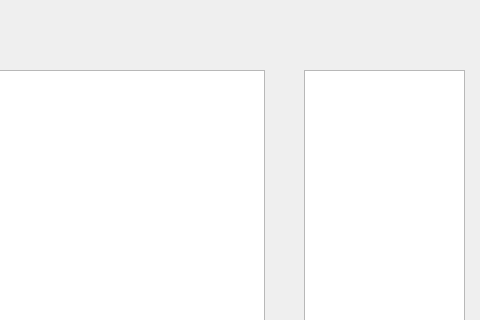
This is mainwindow.ui in jammgit/Chat as Qt 5 draws it before an edit; both pictures show x 526 to 1006 and y 0 to 320 of the 1006 by 632 pixel window. The edited form follows.
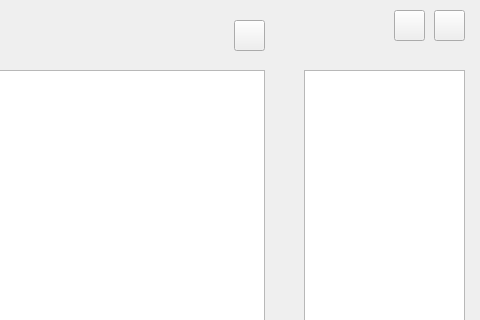
This is the edited form. Icons and pictures are not drawn. Custom widgets are drawn as their Qt base class.

Commit message: Changes to be committed: 	modified:   Chat.pro.user 	modified:   mainwindow.cpp 	modified:   mainwindow.h 	modified:   mainwindow.ui 	modified:   textchat.cpp 	modified:   textchat.h

Patch:
```diff
--- a/mainwindow.ui
+++ b/mainwindow.ui
@@ -146,6 +146,45 @@
      <string>和谁聊天中</string>
     </property>
    </widget>
+   <widget class="QPushButton" name="BTN_SESSION_CLOSE">
+    <property name="geometry">
+     <rect>
+      <x>760</x>
+      <y>20</y>
+      <width>31</width>
+      <height>31</height>
+     </rect>
+    </property>
+    <property name="text">
+     <string/>
+    </property>
+   </widget>
+   <widget class="QPushButton" name="BTN_WINDOW_CLOSE">
+    <property name="geometry">
+     <rect>
+      <x>960</x>
+      <y>10</y>
+      <width>31</width>
+      <height>31</height>
+     </rect>
+    </property>
+    <property name="text">
+     <string/>
+    </property>
+   </widget>
+   <widget class="QPushButton" name="pushButton_2">
+    <property name="geometry">
+     <rect>
+      <x>920</x>
+      <y>10</y>
+      <width>31</width>
+      <height>31</height>
+     </rect>
+    </property>
+    <property name="text">
+     <string/>
+    </property>
+   </widget>
   </widget>
  </widget>
  <layoutdefault spacing="6" margin="11"/>
```
The commit also changes 5 other files.
